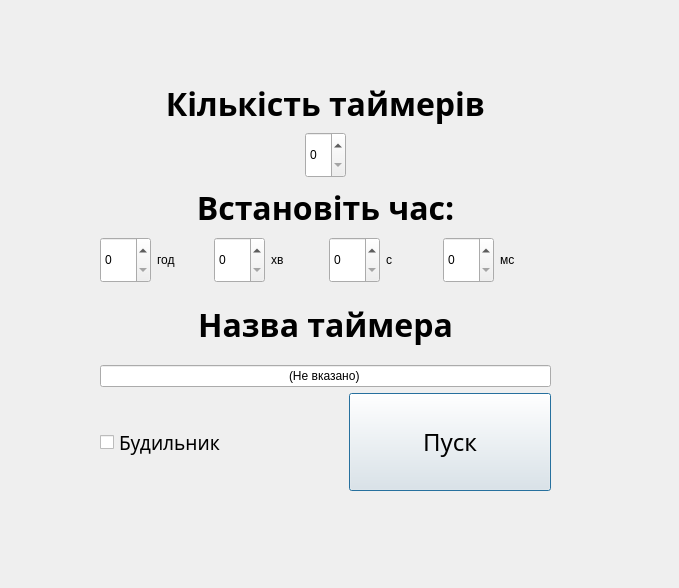
Qt form 3 semester/OOOPLab2/addtimersmenu.ui (NaturalStupidlty/uni) before a commit.
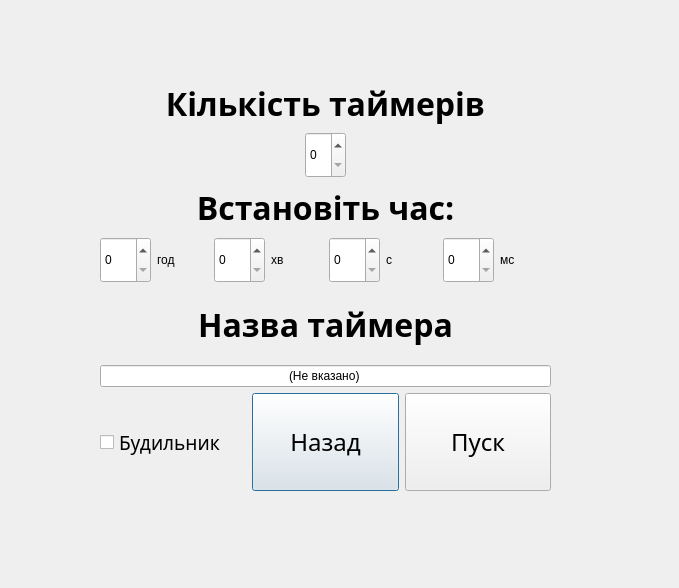
The same form after that commit.

Commit message: added back button in ad timers menu

Diff of the .ui file:
```diff
--- a/3 semester/OOOPLab2/addtimersmenu.ui
+++ b/3 semester/OOOPLab2/addtimersmenu.ui
@@ -232,20 +232,23 @@
        </widget>
       </item>
       <item>
-       <spacer name="horizontalSpacer">
-        <property name="orientation">
-         <enum>Qt::Horizontal</enum>
+       <widget class="QPushButton" name="backButton">
+        <property name="sizePolicy">
+         <sizepolicy hsizetype="Minimum" vsizetype="Minimum">
+          <horstretch>0</horstretch>
+          <verstretch>0</verstretch>
+         </sizepolicy>
         </property>
-        <property name="sizeType">
-         <enum>QSizePolicy::Preferred</enum>
+        <property name="font">
+         <font>
+          <family>Montserrat</family>
+          <pointsize>18</pointsize>
+         </font>
         </property>
-        <property name="sizeHint" stdset="0">
-         <size>
-          <width>40</width>
-          <height>20</height>
-         </size>
+        <property name="text">
+         <string>Назад</string>
         </property>
-       </spacer>
+       </widget>
       </item>
       <item>
        <widget class="QPushButton" name="startTimersButton">
```
The commit also changes 8 other files.
